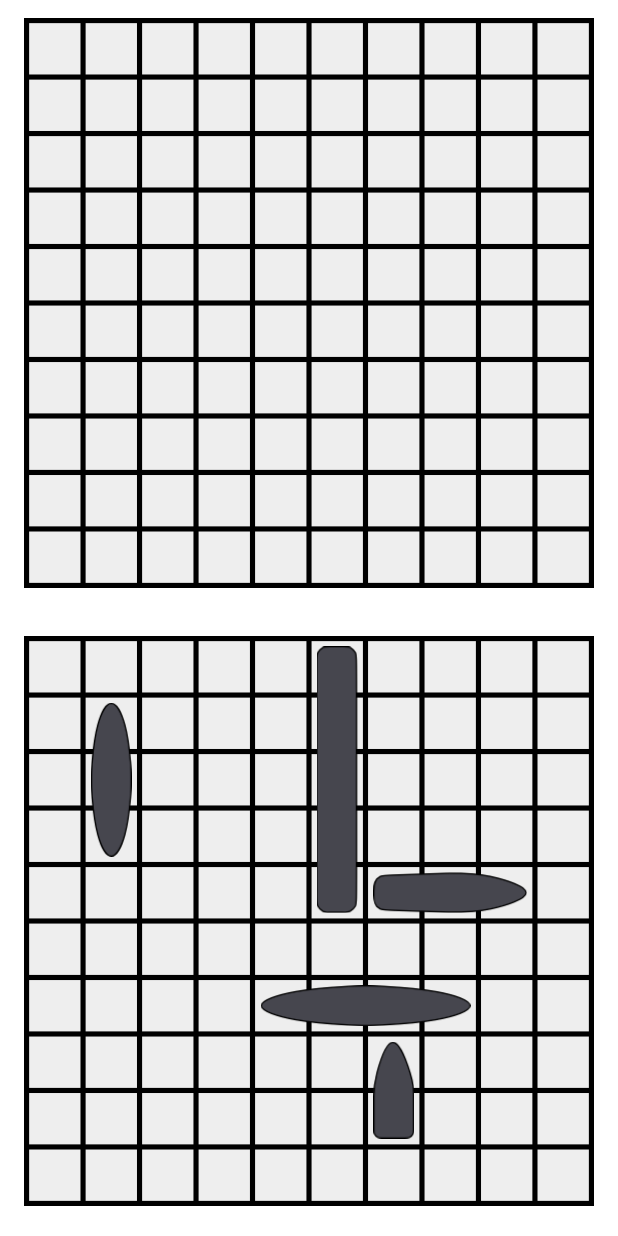
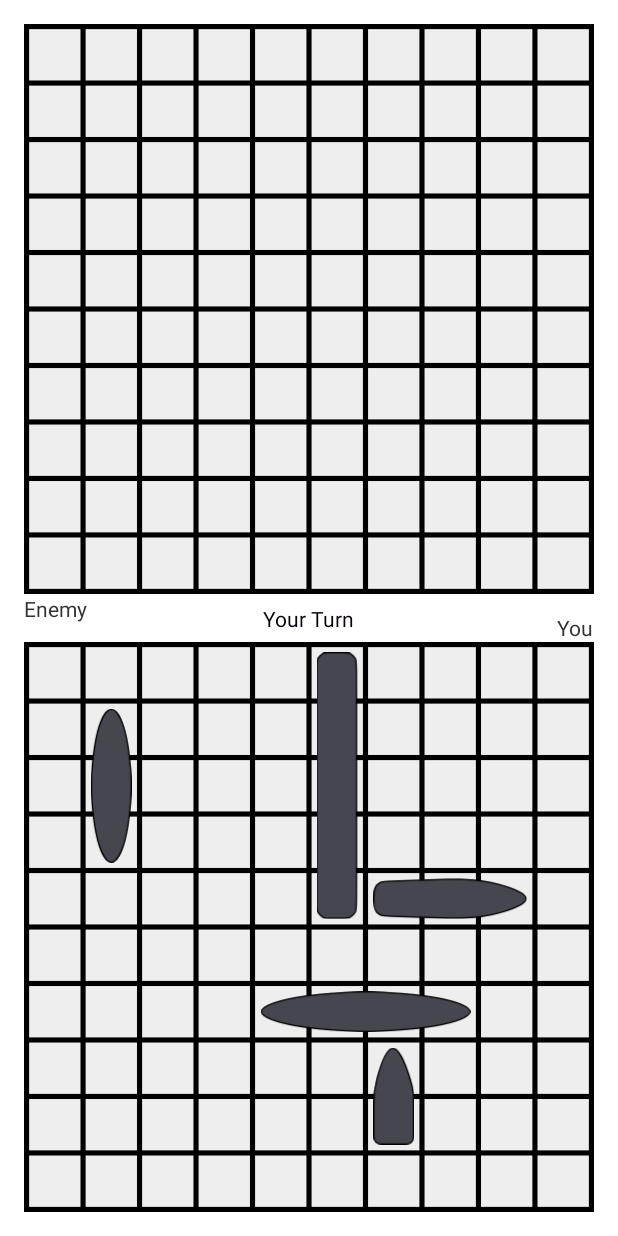
Before and after one commit to JoeBlakeB/Battleships, an Android app: the PlaceShipsActivity screen opened directly, with no data from a screen before it, after a tap on "Confirm Ship Placement", on a phone screen of 412 x 824 dp. Run offline under Robolectric (Android 15) with nearby library versions, the phone set to English and light mode, and no system bars; 4 statements that could not run were skipped.

Commit message:
Add text showing the current turn

```diff
--- a/app/src/main/java/com/joeblakeb/battleships/activities/GameplayActivity.kt
+++ b/app/src/main/java/com/joeblakeb/battleships/activities/GameplayActivity.kt
@@ -2,6 +2,7 @@ package com.joeblakeb.battleships.activities
 
 import androidx.appcompat.app.AppCompatActivity
 import android.os.Bundle
+import android.widget.TextView
 import com.joeblakeb.battleshipgame.GameBoard
 import com.joeblakeb.battleshipgame.Opponent
 import com.joeblakeb.battleshipgame.RandomPlayer
@@ -25,6 +26,9 @@ class GameplayActivity : AppCompatActivity() {
     private lateinit var shootableGameBoardView: ShootableGameBoardView
     private lateinit var gameBoardViews: List<GameplayGameBoardView>
 
+    private lateinit var turnStatus: TextView
+    private lateinit var turnStrings: List<String>
+
     private var turn: Int = Random.nextInt(2)
 
     private val gridChangeListener: BattleshipGrid.BattleshipGridListener =
@@ -36,6 +40,7 @@ class GameplayActivity : AppCompatActivity() {
 
         attacksGameBoardView = findViewById(R.id.attacksGameBoardView)
         shootableGameBoardView = findViewById(R.id.shootableGameBoardView)
+        turnStatus = findViewById(R.id.textViewTurn)
 
         val playerShipsPlacement = intent.getParcelableExtraCompat<OpponentParcelable>(PARCELABLE_OPPONENT)!!
         attacksGameBoardView.setOtherPlayer(RandomPlayer(GameBoard(Opponent(playerShipsPlacement))))
@@ -46,8 +51,13 @@ class GameplayActivity : AppCompatActivity() {
         shootableGameBoardView.gameBoard.addOnGridChangeListener(gridChangeListener)
 
         gameBoardViews = listOf(
-            attacksGameBoardView,
-            shootableGameBoardView
+            shootableGameBoardView,
+            attacksGameBoardView
+        )
+
+        turnStrings = listOf(
+            getString(R.string.turn_you),
+            getString(R.string.turn_enemy)
         )
 
         doNextTurn()
@@ -55,6 +65,7 @@ class GameplayActivity : AppCompatActivity() {
 
     private fun doNextTurn() {
         turn = (turn + 1) % 2
+        turnStatus.text = turnStrings[turn]
         gameBoardViews[turn].haveTurn()
     }
 }
--- a/app/src/main/java/com/joeblakeb/battleships/views/AttacksGameBoardView.kt
+++ b/app/src/main/java/com/joeblakeb/battleships/views/AttacksGameBoardView.kt
@@ -3,6 +3,7 @@ package com.joeblakeb.battleships.views
 import android.content.Context
 import android.util.AttributeSet
 import com.joeblakeb.battleshipgame.GameBoard
+import com.joeblakeb.battleshipgame.Opponent
 import com.joeblakeb.battleshipgame.OtherPlayer
 import uk.ac.bournemouth.ap.battleshiplib.BattleshipGrid
 
@@ -21,7 +22,7 @@ class AttacksGameBoardView : BaseGameBoardView, GameplayGameBoardView {
         player.doShot()
     }
 
-    override lateinit var gameBoard: GameBoard
+    override var gameBoard: GameBoard = GameBoard(Opponent(emptyList()))
         private set
 
     private lateinit var player: OtherPlayer
--- a/app/src/main/java/com/joeblakeb/battleships/views/ShootableGameBoardView.kt
+++ b/app/src/main/java/com/joeblakeb/battleships/views/ShootableGameBoardView.kt
@@ -8,6 +8,7 @@ import android.view.MotionEvent
 import androidx.core.view.GestureDetectorCompat
 import com.joeblakeb.battleshipgame.Battleship
 import com.joeblakeb.battleshipgame.GameBoard
+import com.joeblakeb.battleshipgame.Opponent
 import uk.ac.bournemouth.ap.battleshiplib.BattleshipGrid
 import uk.ac.bournemouth.ap.battleshiplib.BattleshipOpponent
 import uk.ac.bournemouth.ap.battleshiplib.GuessCell
@@ -30,7 +31,7 @@ class ShootableGameBoardView : BaseGameBoardView, GameplayGameBoardView {
 
     var nowPlayersTurn: Boolean = false
 
-    override lateinit var gameBoard: GameBoard
+    override var gameBoard: GameBoard = GameBoard(Opponent(emptyList()))
         private set
 
     private val gridChangeListener: BattleshipGrid.BattleshipGridListener =
--- a/app/src/main/res/layout-land/activity_gameplay.xml
+++ b/app/src/main/res/layout-land/activity_gameplay.xml
@@ -5,6 +5,45 @@
     android:layout_width="match_parent"
     android:layout_height="match_parent"
     tools:context=".activities.GameplayActivity">
+
+    <TextView
+        android:id="@+id/textViewEnemy"
+        android:layout_width="wrap_content"
+        android:layout_height="wrap_content"
+        android:layout_marginTop="4dp"
+        android:layout_marginBottom="4dp"
+        android:text="@string/name_enemy"
+        android:textColor="@color/secondaryText"
+        android:textIsSelectable="false"
+        app:layout_constraintBottom_toTopOf="@+id/shootableGameBoardView"
+        app:layout_constraintStart_toStartOf="@+id/shootableGameBoardView"
+        app:layout_constraintTop_toTopOf="parent" />
+
+    <TextView
+        android:id="@+id/textViewTurn"
+        android:layout_width="wrap_content"
+        android:layout_height="wrap_content"
+        android:layout_marginTop="4dp"
+        android:layout_marginBottom="4dp"
+        android:textColor="@color/mainText"
+        android:textIsSelectable="false"
+        app:layout_constraintBottom_toTopOf="@+id/shootableGameBoardView"
+        app:layout_constraintEnd_toEndOf="parent"
+        app:layout_constraintStart_toStartOf="parent"
+        app:layout_constraintTop_toTopOf="parent" />
+
+    <TextView
+        android:id="@+id/textViewYou"
+        android:layout_width="wrap_content"
+        android:layout_height="wrap_content"
+        android:layout_marginTop="4dp"
+        android:layout_marginBottom="4dp"
+        android:text="@string/name_you"
+        android:textColor="@color/secondaryText"
+        android:textIsSelectable="false"
+        app:layout_constraintBottom_toTopOf="@+id/attacksGameBoardView"
+        app:layout_constraintEnd_toEndOf="@+id/attacksGameBoardView"
+        app:layout_constraintTop_toTopOf="parent" />
 
     <com.joeblakeb.battleships.views.ShootableGameBoardView
         android:id="@+id/shootableGameBoardView"
@@ -18,6 +57,7 @@
         android:layout_marginBottom="16dp"
         android:minWidth="100dp"
         android:minHeight="100dp"
+        app:layout_constraintDimensionRatio="1:1"
         app:layout_constraintBottom_toBottomOf="parent"
         app:layout_constraintEnd_toStartOf="@+id/attacksGameBoardView"
         app:layout_constraintStart_toStartOf="parent"
@@ -35,6 +75,7 @@
         android:layout_marginBottom="16dp"
         android:minWidth="100dp"
         android:minHeight="100dp"
+        app:layout_constraintDimensionRatio="1:1"
         app:layout_constraintBottom_toBottomOf="parent"
         app:layout_constraintEnd_toEndOf="parent"
         app:layout_constraintStart_toEndOf="@+id/shootableGameBoardView"
--- a/app/src/main/res/layout/activity_gameplay.xml
+++ b/app/src/main/res/layout/activity_gameplay.xml
@@ -12,16 +12,48 @@
         android:layout_height="0dp"
         android:layout_marginStart="16dp"
         android:layout_marginLeft="16dp"
-        android:layout_marginTop="8dp"
+        android:layout_marginTop="16dp"
         android:layout_marginEnd="16dp"
         android:layout_marginRight="16dp"
         android:layout_marginBottom="16dp"
         android:minWidth="100dp"
         android:minHeight="100dp"
         app:layout_constraintBottom_toTopOf="@+id/attacksGameBoardView"
+        app:layout_constraintDimensionRatio="1:1"
         app:layout_constraintEnd_toEndOf="parent"
         app:layout_constraintStart_toStartOf="parent"
         app:layout_constraintTop_toTopOf="parent" />
+
+    <TextView
+        android:id="@+id/textViewEnemy"
+        android:layout_width="wrap_content"
+        android:layout_height="wrap_content"
+        android:text="@string/name_enemy"
+        android:textColor="@color/secondaryText"
+        android:textIsSelectable="false"
+        app:layout_constraintStart_toStartOf="@+id/shootableGameBoardView"
+        app:layout_constraintTop_toBottomOf="@+id/shootableGameBoardView" />
+
+    <TextView
+        android:id="@+id/textViewTurn"
+        android:layout_width="wrap_content"
+        android:layout_height="wrap_content"
+        android:textColor="@color/mainText"
+        android:textIsSelectable="false"
+        app:layout_constraintBottom_toTopOf="@+id/attacksGameBoardView"
+        app:layout_constraintEnd_toEndOf="parent"
+        app:layout_constraintStart_toStartOf="parent"
+        app:layout_constraintTop_toBottomOf="@+id/shootableGameBoardView" />
+
+    <TextView
+        android:id="@+id/textViewYou"
+        android:layout_width="wrap_content"
+        android:layout_height="wrap_content"
+        android:text="@string/name_you"
+        android:textColor="@color/secondaryText"
+        android:textIsSelectable="false"
+        app:layout_constraintBottom_toTopOf="@+id/attacksGameBoardView"
+        app:layout_constraintEnd_toEndOf="@+id/attacksGameBoardView" />
 
     <com.joeblakeb.battleships.views.AttacksGameBoardView
         android:id="@+id/attacksGameBoardView"
@@ -29,13 +61,14 @@
         android:layout_height="0dp"
         android:layout_marginStart="16dp"
         android:layout_marginLeft="16dp"
-        android:layout_marginTop="8dp"
+        android:layout_marginTop="16dp"
         android:layout_marginEnd="16dp"
         android:layout_marginRight="16dp"
         android:layout_marginBottom="16dp"
         android:minWidth="100dp"
         android:minHeight="100dp"
         app:layout_constraintBottom_toBottomOf="parent"
+        app:layout_constraintDimensionRatio="1:1"
         app:layout_constraintEnd_toEndOf="parent"
         app:layout_constraintStart_toStartOf="parent"
         app:layout_constraintTop_toBottomOf="@+id/shootableGameBoardView" />
--- a/app/src/main/res/values/strings.xml
+++ b/app/src/main/res/values/strings.xml
@@ -4,4 +4,8 @@
     <string name="confirm_ships_button">Confirm Ship Placement</string>
     <string name="place_ships_title">Place Your Ships</string>
     <string name="place_ships_help">Drag and drop a ship to move it\nTap on a ship to rotate it</string>
+    <string name="name_enemy">Enemy</string>
+    <string name="name_you">You</string>
+    <string name="turn_enemy">Waiting for Enemy</string>
+    <string name="turn_you">Your Turn</string>
 </resources>
```
